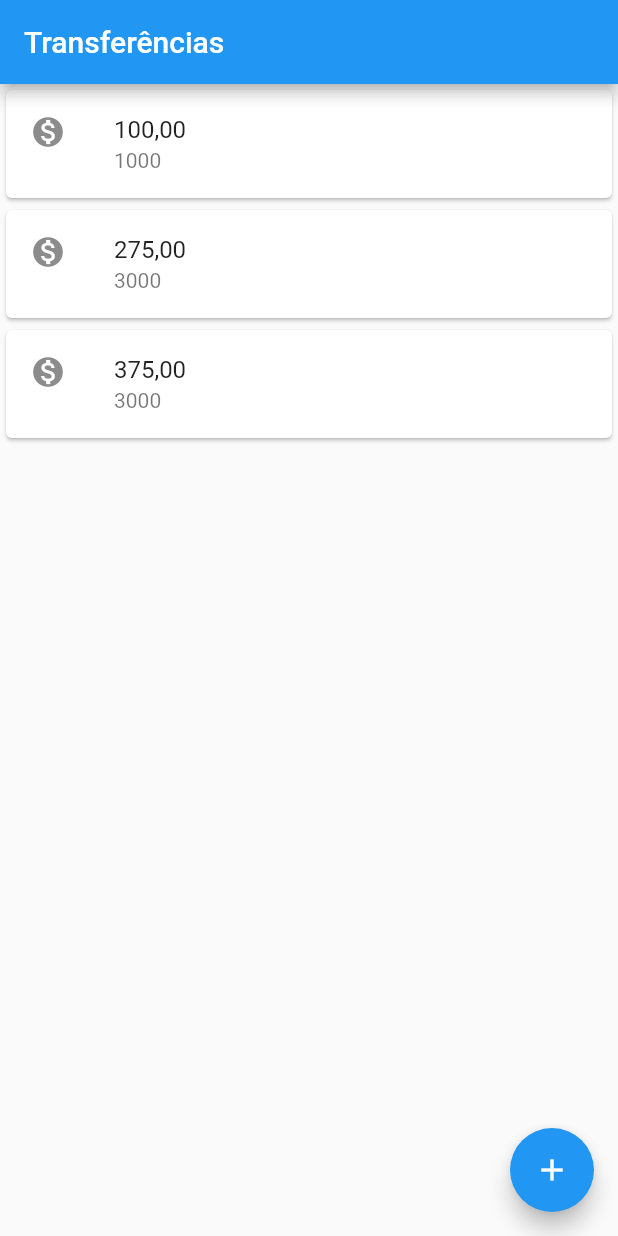
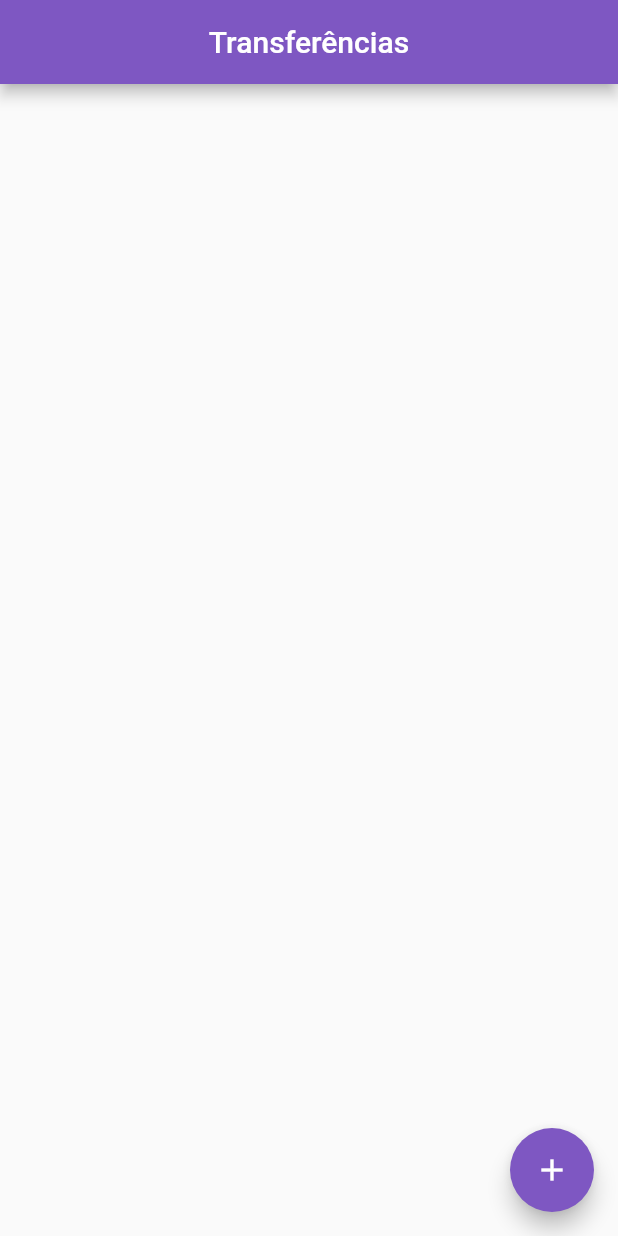
Before and after one commit to paulo-flores/bytebank, a Flutter app: the screen it shows after launch, on a phone screen of 412 x 824 dp. Run offline on Flutter 3.47's test engine with Material 2 defaults, Android fonts, the phone set to English and light mode, and no system bars.

Commit message:
finish course project

```diff
--- a/lib/main.dart
+++ b/lib/main.dart
@@ -1,63 +1,23 @@
+import 'package:bytebank/screens/transferencia/lista.dart';
 import 'package:flutter/material.dart';
 
-void main() => runApp(MaterialApp(
-        home: Scaffold(
+void main() => runApp(ByteBankApp());
 
-      body: ListaTransferencias(),
-
-      appBar: AppBar(
-        title: Text('Transferências'),
-      ),
-      floatingActionButton: FloatingActionButton(
-        child: Icon(Icons.add),
-      ),
-    )));
-
-class ListaTransferencias extends StatelessWidget {
+class ByteBankApp extends StatelessWidget {
   @override
   Widget build(BuildContext context) {
-    // TODO: implement build
-    return Column(
-        children: <Widget>[
-          Card(
-            child: ListTile(
-              leading: Icon(Icons.monetization_on),
-              title: Text('100,00'),
-              subtitle: Text('1000'),
-            ),
-          ),
-          Card(
-            child: ListTile(
-              leading: Icon(Icons.monetization_on),
-              title: Text('275,00'),
-              subtitle: Text('3000'),
-            ),
-          ),
-           Card(
-            child: ListTile(
-              leading: Icon(Icons.monetization_on),
-              title: Text('375,00'),
-              subtitle: Text('3000'),
-            ),
-          ),
-        ],
-      );
+
+    return MaterialApp(
+      theme: ThemeData(
+        primaryColor: Colors.deepPurple[400],
+
+        accentColor: Colors.deepPurple[400],
+        buttonTheme: ButtonThemeData(
+          buttonColor: Colors.deepPurple[400],
+          textTheme: ButtonTextTheme.primary,
+        ),
+      ),
+        debugShowCheckedModeBanner: false,
+        home: ListaTransferencias(), );
   }
-
 }
-
-
-class ItemTransferencia extends StatelessWidget{
-  @override
-  Widget build(BuildContext context) {
-    // TODO: implement build
-    return Card(
-            child: ListTile(
-              leading: Icon(Icons.monetization_on),
-              title: Text('375,00'),
-              subtitle: Text('3000'),
-            ),
-          );
-  }
-
-}
--- /dev/null
+++ b/lib/models/transferencia.dart
@@ -0,0 +1,14 @@
+class Transferencia {
+  final double valor;
+  final int numeroConta;
+
+  Transferencia(
+    this.valor,
+    this.numeroConta,
+  );
+
+  @override
+  String toString() {
+    return 'Transferencia{valor: $valor, numeroConta: $numeroConta}';
+  }
+}
--- /dev/null
+++ b/lib/screens/transferencia/lista.dart
@@ -0,0 +1,68 @@
+import 'package:bytebank/models/transferencia.dart';
+import 'package:bytebank/screens/transferencia/formulario.dart';
+import 'package:flutter/material.dart';
+
+const _tituloAppBar = 'Transferências';
+
+class ListaTransferencias extends StatefulWidget {
+  final List<Transferencia> _transferencias = List();
+
+  @override
+  State<StatefulWidget> createState() {
+    return ListaTransferenciasState();
+  }
+}
+
+class ListaTransferenciasState extends State<ListaTransferencias> {
+  @override
+  Widget build(BuildContext context) {
+
+    return Scaffold(
+      appBar: AppBar(
+        title: Text(_tituloAppBar),
+        centerTitle: true,
+      ),
+      body: ListView.builder(
+        itemCount: widget._transferencias.length,
+        itemBuilder: (context, indice) {
+          final transferencia = widget._transferencias[indice];
+          return ItemTransferencia(transferencia);
+        },
+      ),
+      floatingActionButton: FloatingActionButton(
+        onPressed: () {
+
+              Navigator.push(context, MaterialPageRoute(builder: (context) {
+            return FormularioTransferencia();
+          })).then((transferenciaRecebida) => _atualiza(transferenciaRecebida));
+        },
+        child: Icon(Icons.add),
+      ),
+    );
+  }
+
+  void _atualiza(Transferencia transferenciaRecebida) {
+     if (transferenciaRecebida != null) {
+      setState(() {
+        widget._transferencias.add(transferenciaRecebida);
+      });
+    }
+  }
+}
+class ItemTransferencia extends StatelessWidget {
+  final Transferencia _transferencia;
+
+  ItemTransferencia(this._transferencia);
+
+  @override
+  Widget build(BuildContext context) {
+
+    return Card(
+      child: ListTile(
+        leading: Icon(Icons.monetization_on),
+        title: Text(_transferencia.valor.toString()),
+        subtitle: Text(_transferencia.numeroConta.toString()),
+      ),
+    );
+  }
+}
```
Also changed, not shown: lib/components/editor.dart (added, +32 -0 lines), lib/screens/transferencia/formulario.dart (added, +72 -0 lines), flutter_01.png (added), 1 other file.
